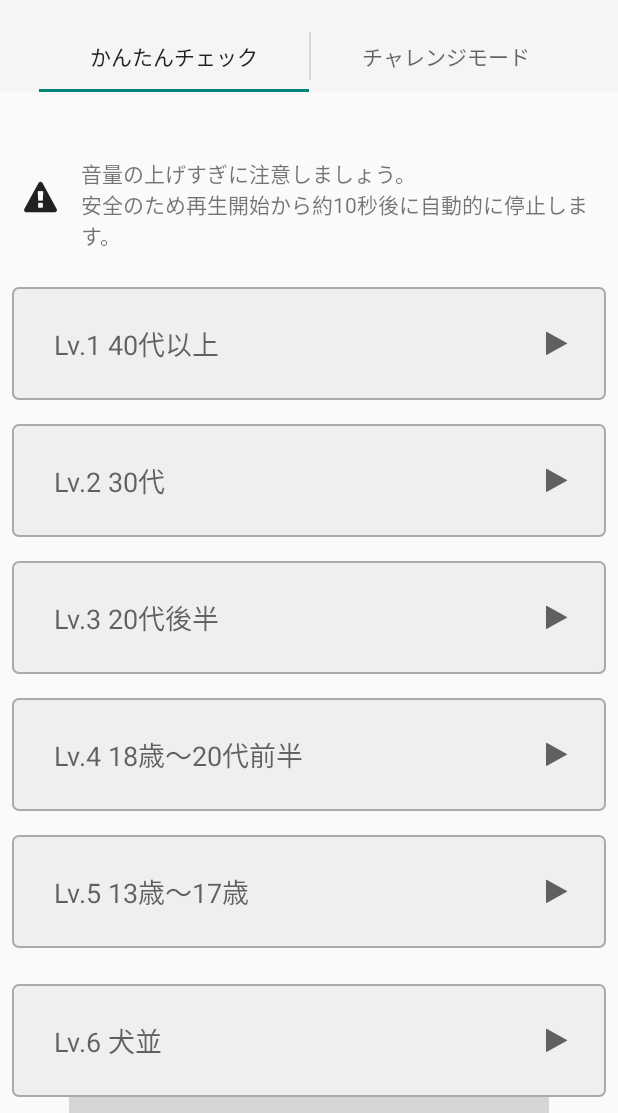
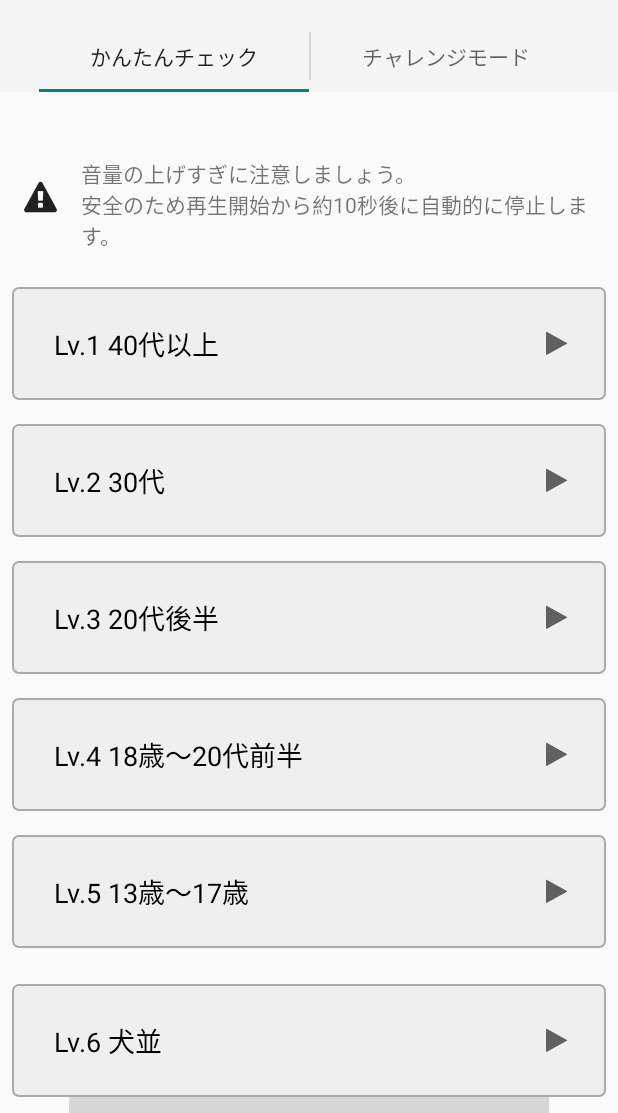
Before and after one commit to AbeHaruhiko/MimiNenreiChecker, an Android app: the screen it shows after launch (MainActivity), on a phone screen of 412 x 824 dp, the part 64-1177 px from its top. Run offline under Robolectric (Android 15) with nearby library versions, the phone set to English and light mode, and no system bars; grey boxes are pictures that could not be loaded.

Commit message:
グレーアウト試し中

```diff
--- a/app/src/main/java/jp/caliconography/android/widget/CustomFontButtonWithRightIcon.java
+++ b/app/src/main/java/jp/caliconography/android/widget/CustomFontButtonWithRightIcon.java
@@ -1,6 +1,7 @@
 package jp.caliconography.android.widget;
 
 import android.content.Context;
+import android.content.res.ColorStateList;
 import android.content.res.TypedArray;
 import android.util.AttributeSet;
 import android.view.LayoutInflater;
@@ -25,6 +26,7 @@ public class CustomFontButtonWithRightIcon extends LinearLayout {
         setRightIcon(context, attrs, mRightIconView);
         CustomFontTextView textView = (CustomFontTextView) v.findViewById(R.id.lblMiddle);
         setText(context, attrs, textView);
+        setTextColor(context, attrs, textView);
 
         setClickable(true);
 
@@ -46,9 +48,16 @@ public class CustomFontButtonWithRightIcon extends LinearLayout {
     }
 
     private void setText(Context ctx, AttributeSet attrs, CustomFontTextView textView) {
-        TypedArray a = ctx.obtainStyledAttributes(attrs, new int[]{android.R.attr.text});
+        TypedArray a = ctx.obtainStyledAttributes(attrs, new int[]{android.R.attr.text, android.R.attr.textColor});
         String text = a.getString(0);
         textView.setText(text);
         a.recycle();
     }
+
+    private void setTextColor(Context ctx, AttributeSet attrs, CustomFontTextView textView) {
+        TypedArray a = ctx.obtainStyledAttributes(attrs, new int[]{android.R.attr.textColor});
+        ColorStateList textColor = a.getColorStateList(0);
+        textView.setTextColor(textColor);
+        a.recycle();
+    }
 }
--- a/app/src/main/java/jp/caliconography/miminenreichecker/app/PlaceholderFragment.java
+++ b/app/src/main/java/jp/caliconography/miminenreichecker/app/PlaceholderFragment.java
@@ -327,6 +327,7 @@ private ForceStopTimerTask mForceStopTimerTask;
                 mAudioTrack.stop();
 
                 for (CustomFontButtonWithRightIcon item : mButtonList) {
+                    item.setEnabled(true);
                     item.setRightIcon(mFaMap.get("fa-play"));
                 }
 
--- /dev/null
+++ b/app/src/main/res/drawable-hdpi/btn_text_color.xml
@@ -0,0 +1,6 @@
+<?xml version="1.0" encoding="utf-8"?>
+
+<selector xmlns:android="http://schemas.android.com/apk/res/android">
+    <item android:color="#ddd" android:state_enabled="false" />
+    <item android:color="#000" android:state_enabled="true" />
+</selector>
--- a/app/src/main/res/layout/fragment_main.xml
+++ b/app/src/main/res/layout/fragment_main.xml
@@ -70,7 +70,8 @@
                 android:background="@drawable/btn_common_back"
                 android:padding="@dimen/padding_level_button"
                 android:text="Lv.1 40代以上"
-                android:textSize="24sp"
+                android:textColor="@drawable/btn_text_color"
+                android:textSize="20sp"
                 caliconography:icon_right="&#xf04b;" />
 
             <view
@@ -84,6 +85,7 @@
                 android:background="@drawable/btn_common_back"
                 android:padding="@dimen/padding_level_button"
                 android:text="Lv.2 30代"
+                android:textColor="@drawable/btn_text_color"
                 android:textSize="24sp"
                 caliconography:icon_right="&#xf04b;" />
 
@@ -98,6 +100,7 @@
                 android:background="@drawable/btn_common_back"
                 android:padding="@dimen/padding_level_button"
                 android:text="Lv.3 20代後半"
+                android:textColor="@drawable/btn_text_color"
                 android:textSize="24sp"
                 caliconography:icon_right="&#xf04b;" />
 
@@ -112,6 +115,7 @@
                 android:background="@drawable/btn_common_back"
                 android:padding="@dimen/padding_level_button"
                 android:text="Lv.4 18歳〜20代前半"
+                android:textColor="@drawable/btn_text_color"
                 android:textSize="24sp"
                 caliconography:icon_right="&#xf04b;" />
 
@@ -126,6 +130,7 @@
                 android:background="@drawable/btn_common_back"
                 android:padding="@dimen/padding_level_button"
                 android:text="Lv.5 13歳〜17歳"
+                android:textColor="@drawable/btn_text_color"
                 android:textSize="24sp"
                 caliconography:icon_right="&#xf04b;" />
 
@@ -141,6 +146,7 @@
                 android:background="@drawable/btn_common_back"
                 android:padding="@dimen/padding_level_button"
                 android:text="Lv.6 犬並"
+                android:textColor="@drawable/btn_text_color"
                 android:textSize="24sp"
                 caliconography:icon_right="&#xf04b;" />
 
--- a/app/src/main/res/values/colors.xml
+++ b/app/src/main/res/values/colors.xml
@@ -1,3 +1,5 @@
 <?xml version="1.0" encoding="utf-8"?>
 <resources>
+    <color name="text_unenabled">#ddd</color>
+    <color name="text_enabled">#000</color>
 </resources>
```
Lines whose indentation alone changed are shown as unchanged.
